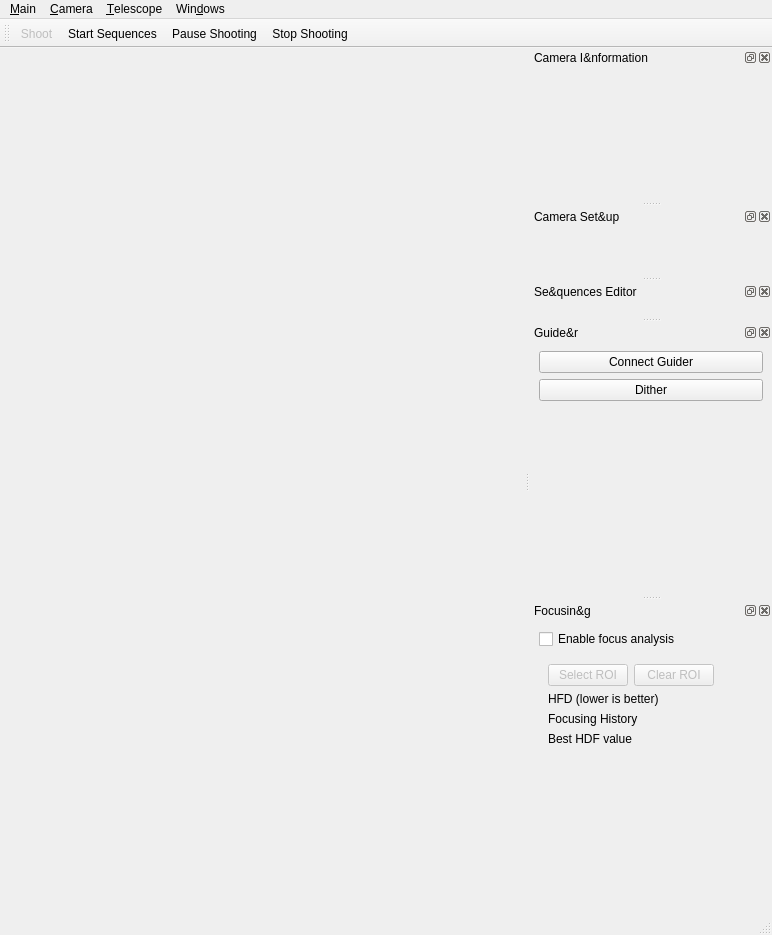
Before: the Qt Designer form src/ui/dslr_shooter_window.ui in Edlward/GalaxyHunter, drawn with Qt 5.
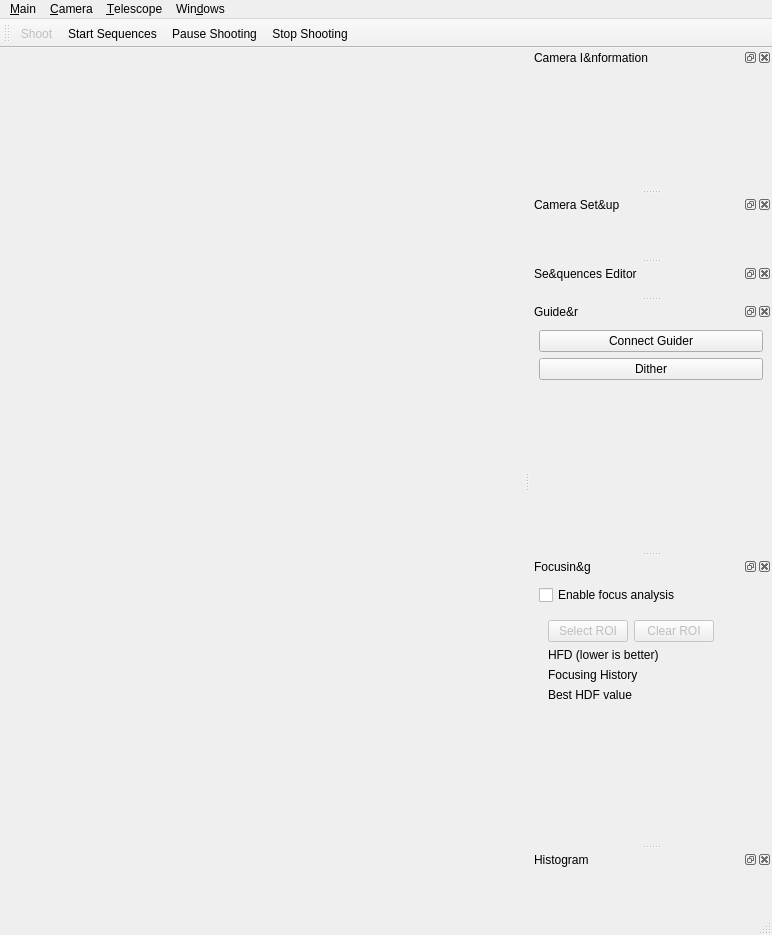
After: the same form once the commit is applied. Icons and pictures are not drawn. Custom widgets are drawn as their Qt base class.

```diff
--- a/src/ui/dslr_shooter_window.ui
+++ b/src/ui/dslr_shooter_window.ui
@@ -317,6 +317,21 @@
    <addaction name="actionPause_Shooting"/>
    <addaction name="actionStop_Shooting"/>
   </widget>
+  <widget class="QDockWidget" name="histogram">
+   <property name="windowTitle">
+    <string>Histogram</string>
+   </property>
+   <attribute name="dockWidgetArea">
+    <number>2</number>
+   </attribute>
+   <widget class="QWidget" name="dockWidgetContents_6">
+    <layout class="QGridLayout" name="gridLayout_3">
+     <item row="0" column="0">
+      <widget class="QCustomPlot" name="histogram_plot" native="true"/>
+     </item>
+    </layout>
+   </widget>
+  </widget>
   <action name="actionConnect_LinGuider">
    <property name="text">
     <string>Connect LinGuider</string>
```
Left out of the diff: 12 changed lines with no effect on the pictures.
